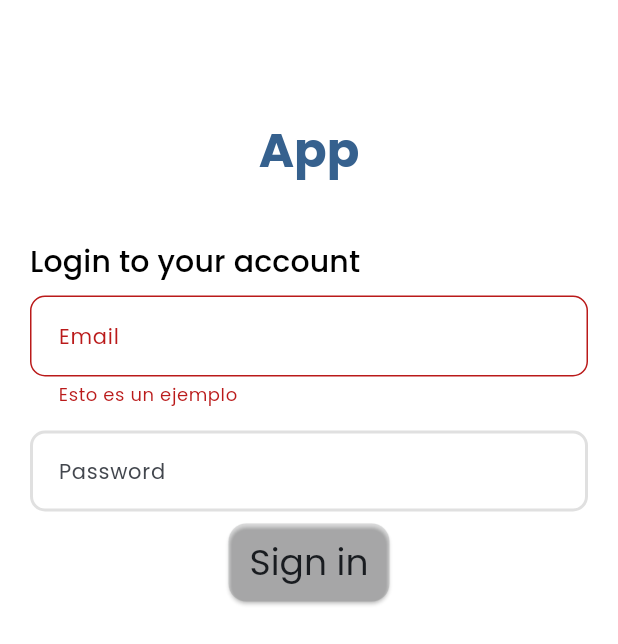
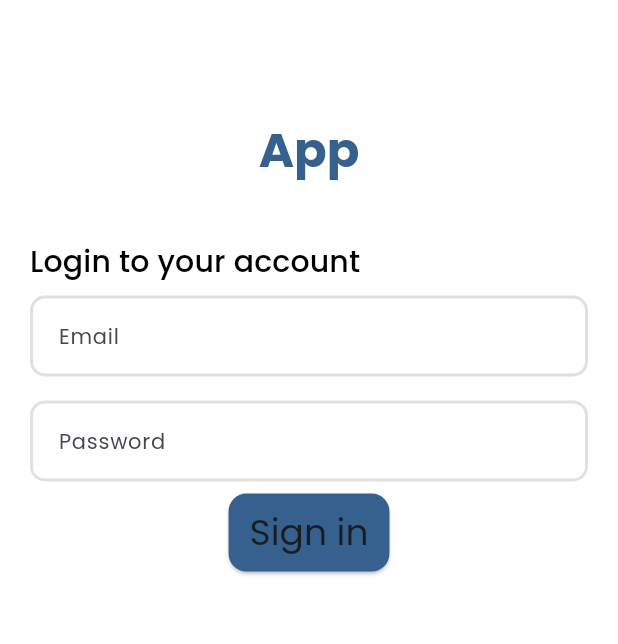
Before and after one commit to thewasta/flutter_teslo_app, a Flutter app: the screen it shows after launch, on a phone screen of 412 x 824 dp. Shown: the top 644 px of the screen. Run offline on Flutter 3.47's test engine with Material 3 defaults, Android fonts, the phone set to English and light mode, and no system bars; our stand-ins replace equatable, flutter_dotenv, flutter_riverpod, go_router, google_fonts.

Commit message:
Login provider

```diff
--- a/lib/config/router/app_router.dart
+++ b/lib/config/router/app_router.dart
@@ -1,9 +1,11 @@
 import 'package:go_router/go_router.dart';
-import 'package:teslo_app/presentation/authentication/screen/login_screen.dart';
+import 'package:teslo_app/src/authentication/presentation/presentation.dart';
+import 'package:teslo_app/src/shared/presentation/presentation.dart';
 
 final appRouter = GoRouter(
-  initialLocation: '/',
+  initialLocation: '/login',
   routes: [
-    GoRoute(path: '/', builder: (context, state) => const LoginScreen()),
+    GoRoute(path: '/', builder: (context, state) => const HomeScreen()),
+    GoRoute(path: '/login', builder: (context, state) => const LoginScreen()),
   ],
 );
--- a/lib/presentation/authentication/screen/login_screen.dart
+++ /dev/null
@@ -1,70 +0,0 @@
-import 'package:flutter/material.dart';
-import 'package:teslo_app/presentation/shared/widget/custom_text_form_field.dart';
-
-class LoginScreen extends StatelessWidget {
-  const LoginScreen({super.key});
-
-  @override
-  Widget build(BuildContext context) {
-    final textStyle = Theme.of(context).textTheme;
-    return GestureDetector(
-      onTap: () => FocusManager.instance.primaryFocus?.unfocus(),
-      child: Scaffold(
-        body: SafeArea(
-          child: Padding(
-            padding: const EdgeInsets.symmetric(horizontal: 20),
-            child: SingleChildScrollView(
-              child: Column(
-                mainAxisAlignment: MainAxisAlignment.center,
-                children: <Widget>[
-                  const SizedBox(height: 80, width: double.infinity),
-                  Text(
-                    "App",
-                    style: textStyle.headlineLarge?.copyWith(
-                      fontWeight: FontWeight.bold,
-                      color: Theme.of(context).colorScheme.primary,
-                    ),
-                  ),
-                  const SizedBox(height: 40),
-                  Column(
-                    crossAxisAlignment: CrossAxisAlignment.start,
-                    children: <Widget>[
-                      Text(
-                        "Login to your account",
-                        style: textStyle.titleSmall,
-                      ),
-                      const CustomTextFormField(
-                        hintText: "Email",
-                        labelText: "Email",
-                        errorMessage: "Esto es un ejemplo",
-                      ),
-                      const CustomTextFormField(
-                        hintText: "Password",
-                        labelText: "Password",
-                        obscureText: true,
-                      ),
-                      Row(
-                        mainAxisAlignment: MainAxisAlignment.center,
-                        children: [
-                          SizedBox(
-                            child: FilledButton(
-                              onPressed: null,
-                              child: Text(
-                                "Sign in",
-                                style: textStyle.headlineSmall,
-                              ),
-                            ),
-                          ),
-                        ],
-                      ),
-                    ],
-                  ),
-                ],
-              ),
-            ),
-          ),
-        ),
-      ),
-    );
-  }
-}
--- /dev/null
+++ b/lib/src/authentication/presentation/presentation.dart
@@ -0,0 +1 @@
+export 'screen/login_screen.dart';
--- /dev/null
+++ b/lib/src/authentication/presentation/screen/login_screen.dart
@@ -0,0 +1,84 @@
+import 'package:flutter/material.dart';
+import 'package:flutter_riverpod/flutter_riverpod.dart';
+import 'package:teslo_app/src/authentication/presentation/provider/login_form_provider.dart';
+import 'package:teslo_app/src/shared/presentation/presentation.dart';
+
+class LoginScreen extends StatelessWidget {
+  const LoginScreen({super.key});
+
+  @override
+  Widget build(BuildContext context) {
+    return GestureDetector(
+      onTap: () => FocusManager.instance.primaryFocus?.unfocus(),
+      child: Scaffold(body: _LoginView()),
+    );
+  }
+}
+
+class _LoginView extends ConsumerWidget {
+  const _LoginView();
+
+  @override
+  Widget build(BuildContext context, WidgetRef ref) {
+    final textStyle = Theme.of(context).textTheme;
+    final form = ref.watch(loginFormProvider);
+    return SafeArea(
+      child: Padding(
+        padding: const EdgeInsets.symmetric(horizontal: 20),
+        child: SingleChildScrollView(
+          child: Column(
+            mainAxisAlignment: MainAxisAlignment.center,
+            children: <Widget>[
+              const SizedBox(height: 80, width: double.infinity),
+              Text(
+                "App",
+                style: textStyle.headlineLarge?.copyWith(
+                  fontWeight: FontWeight.bold,
+                  color: Theme.of(context).colorScheme.primary,
+                ),
+              ),
+              const SizedBox(height: 40),
+              Column(
+                crossAxisAlignment: CrossAxisAlignment.start,
+                children: <Widget>[
+                  Text("Login to your account", style: textStyle.titleSmall),
+                  CustomTextFormField(
+                    hintText: "Email",
+                    labelText: "Email",
+                    onChange:
+                        ref.read(loginFormProvider.notifier).onEmailChanged,
+                    errorMessage:
+                        form.hasBeenPosted ? form.email.errorMessage : null,
+                  ),
+                  CustomTextFormField(
+                    hintText: "Password",
+                    labelText: "Password",
+                    obscureText: true,
+                    onChange:
+                        ref.read(loginFormProvider.notifier).onPasswordChanged,
+                    errorMessage:
+                        form.hasBeenPosted ? form.password.errorMessage : null,
+                  ),
+                  Row(
+                    mainAxisAlignment: MainAxisAlignment.center,
+                    children: [
+                      SizedBox(
+                        child: FilledButton(
+                          onPressed: ref.read(loginFormProvider.notifier).onSubmit,
+                          child: Text(
+                            "Sign in",
+                            style: textStyle.headlineSmall,
+                          ),
+                        ),
+                      ),
+                    ],
+                  ),
+                ],
+              ),
+            ],
+          ),
+        ),
+      ),
+    );
+  }
+}
--- /dev/null
+++ b/lib/src/shared/domain/inputs/email.dart
@@ -0,0 +1,38 @@
+import 'package:equatable/equatable.dart';
+
+enum EmailValidationError { empty, invalidFormat }
+
+class Email extends Equatable {
+  final String value;
+
+  final EmailValidationError? error;
+
+  const Email._(this.value, this.error);
+
+  const Email.pure() : this._('', null);
+
+  bool get isValid => error == null;
+
+  factory Email.dirty(String value) {
+    if (value.trim().isEmpty) {
+      return Email._(value, EmailValidationError.empty);
+    }
+
+    final emailRegex = RegExp(r'[\w-\.]+@([\w-]+\.)+[\w-]{2,4}$');
+
+    if (!emailRegex.hasMatch(value)) {
+      return Email._(value, EmailValidationError.invalidFormat);
+    }
+    return Email._(value, null);
+  }
+
+  String? get errorMessage {
+    if (isValid) return null;
+    if (EmailValidationError.empty == error) return 'Campo requerido';
+    if (EmailValidationError.invalidFormat == error) return 'Email no válido';
+    return null;
+  }
+
+  @override
+  List<Object?> get props => [value, error];
+}
--- /dev/null
+++ b/lib/src/shared/domain/inputs/password.dart
@@ -0,0 +1,36 @@
+import 'package:equatable/equatable.dart';
+
+enum PasswordValidationError { empty, length }
+
+class Password extends Equatable {
+  final String value;
+
+  final PasswordValidationError? error;
+
+  const Password._(this.value, this.error);
+
+  const Password.pure() : this._('', null);
+
+  bool get isValid => error == null;
+
+  factory Password.dirty(String value) {
+    if (value.trim().isEmpty) {
+      return Password._(value, PasswordValidationError.empty);
+    }
+
+    if (value.trim().length < 3) {
+      return Password._(value, PasswordValidationError.length);
+    }
+    return Password._(value, null);
+  }
+
+  String? get errorMessage {
+    if (isValid) return null;
+    if (PasswordValidationError.empty == error) return 'Campo requerido';
+    if (PasswordValidationError.length == error) return 'Password no válido';
+    return null;
+  }
+
+  @override
+  List<Object?> get props => [value, error];
+}
--- /dev/null
+++ b/lib/src/shared/presentation/presentation.dart
@@ -0,0 +1,2 @@
+export 'widget/custom_text_form_field.dart';
+export 'screens/home_screen.dart';
```
Also changed, not shown: lib/src/authentication/presentation/provider/login_form_provider.dart (added, +77 -0 lines), lib/src/shared/presentation/screens/home_screen.dart (added, +10 -0 lines), lib/src/shared/presentation/widget/custom_text_form_field.dart (renamed from lib/presentation/shared/widget/custom_text_form_field.dart).
